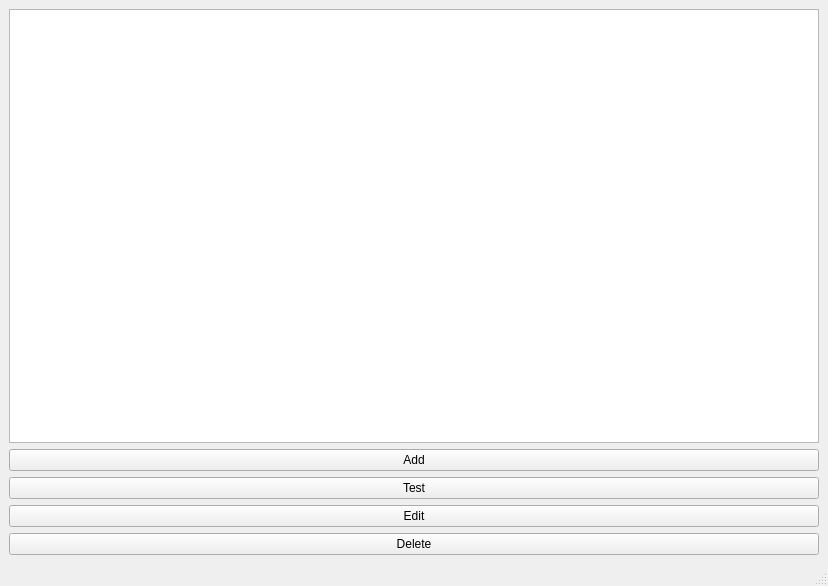
Before: the Qt Designer form mainwindow.ui in Hasuuka/CustomerSatisfaction, drawn with Qt 5.
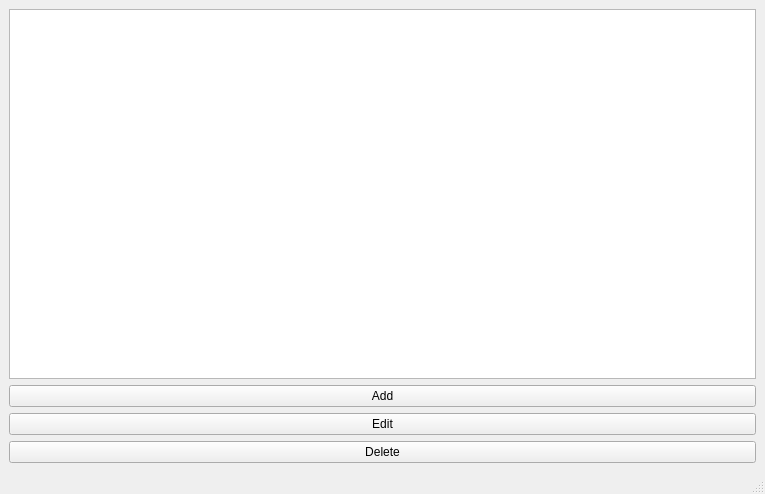
After: the same form once the commit is applied.

Commit message: icon buttons set

```diff
--- a/mainwindow.ui
+++ b/mainwindow.ui
@@ -6,8 +6,8 @@
    <rect>
     <x>0</x>
     <y>0</y>
-    <width>828</width>
-    <height>586</height>
+    <width>765</width>
+    <height>494</height>
    </rect>
   </property>
   <property name="windowTitle">
@@ -25,13 +25,6 @@
       </property>
      </widget>
     </item>
-    <item>
-     <widget class="QPushButton" name="pushButtonTest">
-      <property name="text">
-       <string>Test</string>
-      </property>
-     </widget>
-    </item>
     <item>
      <widget class="QPushButton" name="pushButtonEdit">
       <property name="text">
```
Left out of the diff: 2 changed lines with no effect on the pictures. The commit also changes 15 other files.
